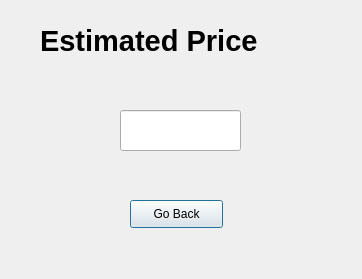
Above: userInterface/priceOutput.ui from Usama-Amjad/Bulldozer-Price-Prediction-with-PyQt6 before the change. Below: the same form after it.
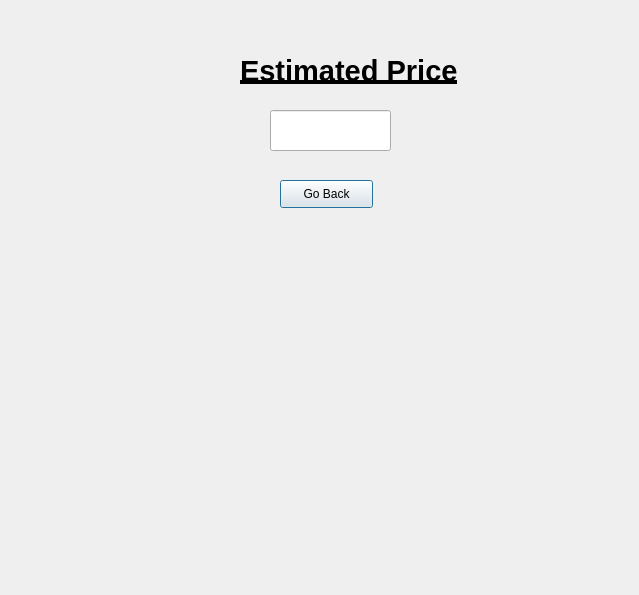
That is the form after the change.

Patch:
```diff
--- a/userInterface/priceOutput.ui
+++ b/userInterface/priceOutput.ui
@@ -6,8 +6,8 @@
    <rect>
     <x>0</x>
     <y>0</y>
-    <width>362</width>
-    <height>279</height>
+    <width>639</width>
+    <height>595</height>
    </rect>
   </property>
   <property name="windowTitle">
@@ -16,18 +16,24 @@
   <widget class="QLineEdit" name="Price">
    <property name="geometry">
     <rect>
-     <x>120</x>
+     <x>270</x>
      <y>110</y>
      <width>121</width>
      <height>41</height>
     </rect>
    </property>
+   <property name="alignment">
+    <set>Qt::AlignCenter</set>
+   </property>
+   <property name="clearButtonEnabled">
+    <bool>true</bool>
+   </property>
   </widget>
   <widget class="QLabel" name="estimatedPrice">
    <property name="geometry">
     <rect>
-     <x>40</x>
-     <y>20</y>
+     <x>240</x>
+     <y>50</y>
      <width>301</width>
      <height>41</height>
     </rect>
@@ -37,6 +43,7 @@
      <pointsize>22</pointsize>
      <weight>75</weight>
      <bold>true</bold>
+     <underline>true</underline>
     </font>
    </property>
    <property name="text">
@@ -46,8 +53,8 @@
   <widget class="QPushButton" name="goBack">
    <property name="geometry">
     <rect>
-     <x>130</x>
-     <y>200</y>
+     <x>280</x>
+     <y>180</y>
      <width>93</width>
      <height>28</height>
     </rect>
```
